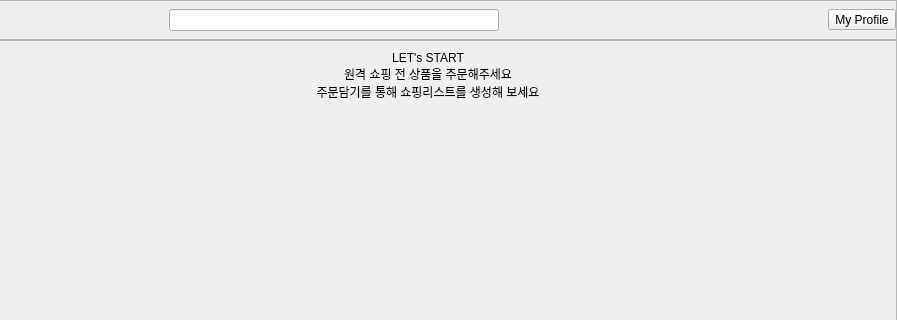
addinedu-roscamp-7th/roscamp-repo-1, file shopee_ros2/src/shopee_app/shopee_app/ui/layout_user.ui: the form before one commit; both pictures show x 241 to 1138 and y 0 to 320 of the 1138 by 818 pixel window.
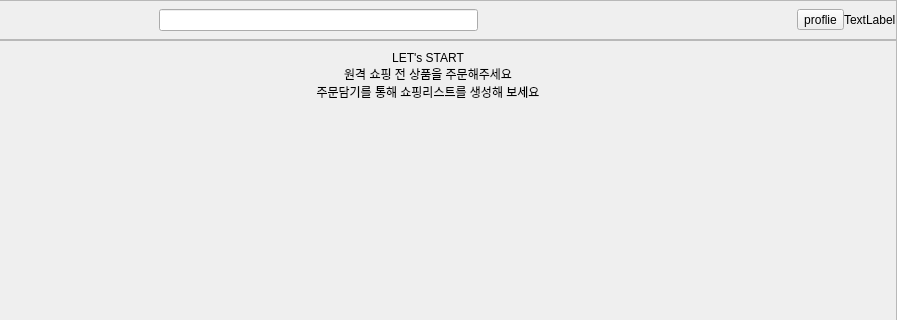
The form after the commit.

Diff of the .ui file:
```diff
--- a/shopee_ros2/src/shopee_app/shopee_app/ui/layout_user.ui
+++ b/shopee_ros2/src/shopee_app/shopee_app/ui/layout_user.ui
@@ -116,7 +116,14 @@
       <item>
        <widget class="QToolButton" name="toolButton">
         <property name="text">
-         <string>My Profile</string>
+         <string>proflie</string>
+        </property>
+       </widget>
+      </item>
+      <item>
+       <widget class="QLabel" name="label_user_name">
+        <property name="text">
+         <string>TextLabel</string>
         </property>
        </widget>
       </item>
```
Left out of the diff: 2 changed lines with no effect on the pictures.
